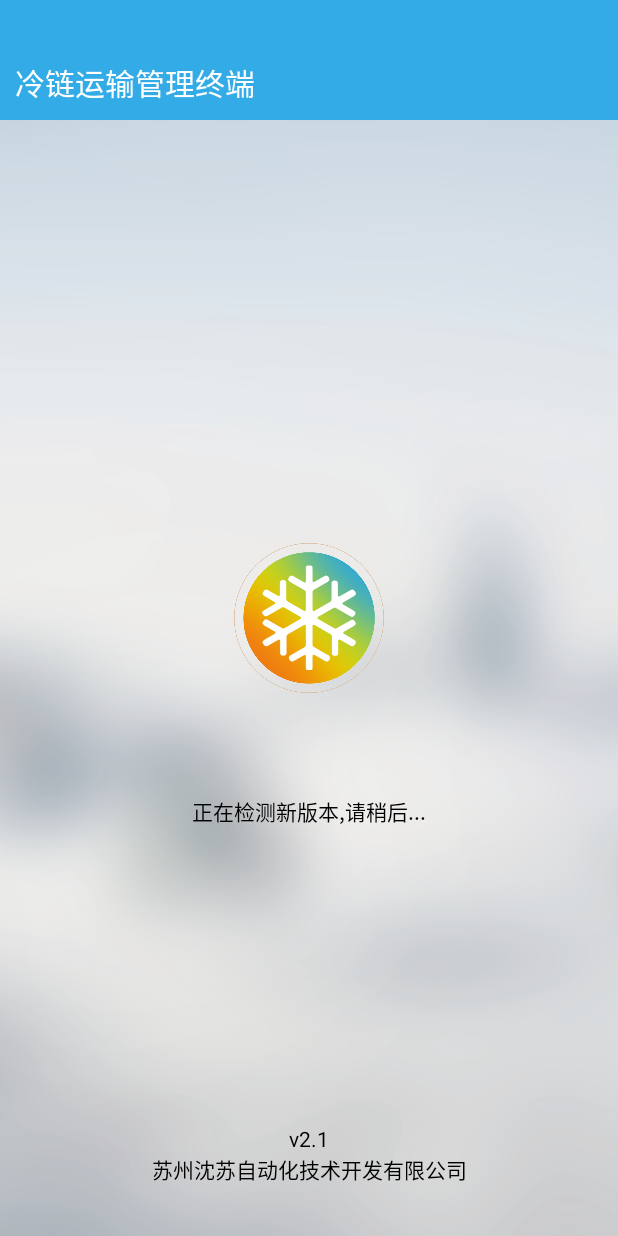
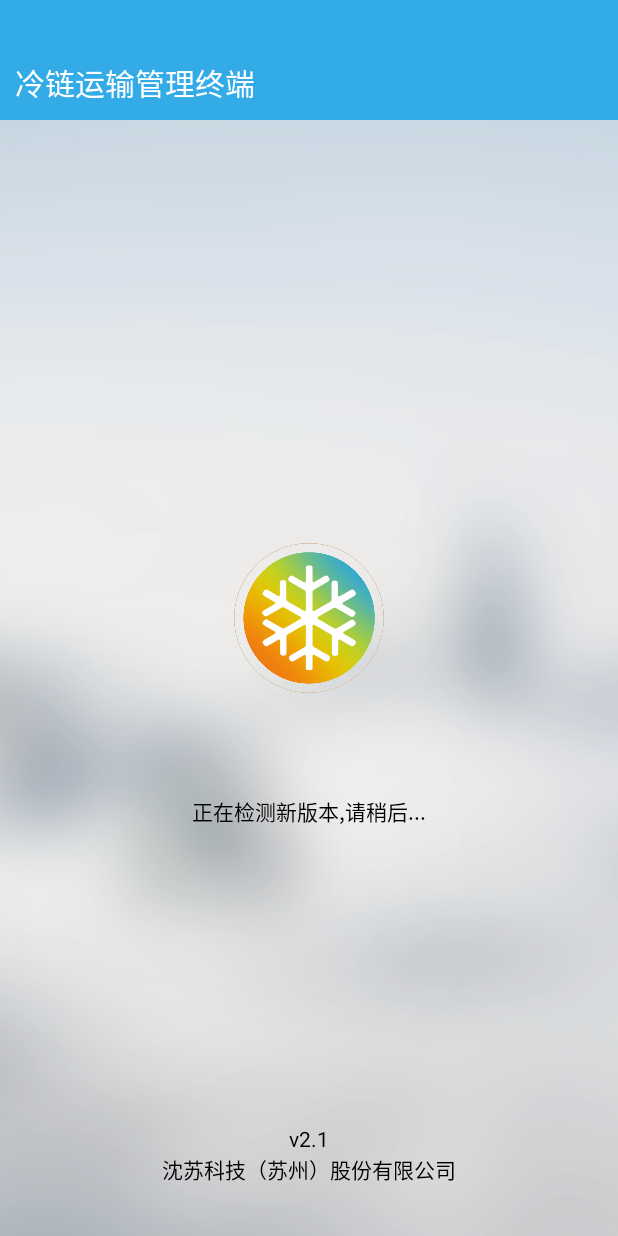
Before and after one commit to hc1993-github/CustomView, an Android app: the screen it shows after launch (SplashActivity), on a phone screen of 412 x 824 dp. Run offline under Robolectric (Android 15) with nearby library versions, the phone set to English and light mode, and no system bars; libraries missing offline, so code that uses them is left out: com.alibaba.fastjson.

Commit message:
更改公司名

```diff
--- a/app/src/main/res/layout-land/activity_splash.xml
+++ b/app/src/main/res/layout-land/activity_splash.xml
@@ -74,7 +74,7 @@
         app:layout_constraintVertical_bias="1"/>
     <TextView
         android:id="@+id/tv_compy"
-        android:text="苏州沈苏自动化技术开发有限公司"
+        android:text="沈苏科技（苏州）股份有限公司"
         android:textColor="#000000"
         android:textSize="14sp"
         android:gravity="center"
--- a/app/src/main/res/layout/activity_splash.xml
+++ b/app/src/main/res/layout/activity_splash.xml
@@ -74,7 +74,7 @@
         app:layout_constraintVertical_bias="1"/>
     <TextView
         android:id="@+id/tv_compy"
-        android:text="苏州沈苏自动化技术开发有限公司"
+        android:text="沈苏科技（苏州）股份有限公司"
         android:textColor="#000000"
         android:textSize="14sp"
         android:gravity="center"
```
